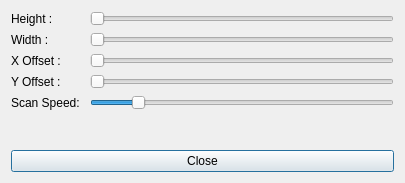
First picture: the form in calibrer.ui, repository johnsudaar/EdgeNightController, before the edit.
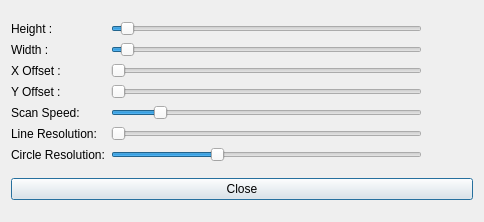
Second picture: the form after the edit.

Commit message: Mise a jour de la fenêtre de calibration - Mise en place du nouveau systeme de calibration - Ajout des labels sur la fenetre de calibration

```diff
--- a/calibrer.ui
+++ b/calibrer.ui
@@ -6,8 +6,8 @@
    <rect>
     <x>0</x>
     <y>0</y>
-    <width>405</width>
-    <height>183</height>
+    <width>484</width>
+    <height>222</height>
    </rect>
   </property>
   <property name="windowTitle">
@@ -15,10 +15,20 @@
   </property>
   <layout class="QVBoxLayout" name="verticalLayout">
    <item>
-    <layout class="QFormLayout" name="fl_main">
-     <property name="fieldGrowthPolicy">
-      <enum>QFormLayout::AllNonFixedFieldsGrow</enum>
-     </property>
+    <layout class="QGridLayout" name="gridLayout">
+     <item row="0" column="1">
+      <widget class="QSlider" name="hs_height">
+       <property name="maximum">
+        <number>65535</number>
+       </property>
+       <property name="value">
+        <number>2000</number>
+       </property>
+       <property name="orientation">
+        <enum>Qt::Horizontal</enum>
+       </property>
+      </widget>
+     </item>
      <item row="0" column="0">
       <widget class="QLabel" name="lbl_height">
        <property name="text">
@@ -26,50 +36,10 @@
        </property>
       </widget>
      </item>
-     <item row="0" column="1">
-      <widget class="QSlider" name="hs_height">
-       <property name="maximum">
-        <number>65535</number>
-       </property>
-       <property name="value">
-        <number>0</number>
-       </property>
-       <property name="orientation">
-        <enum>Qt::Horizontal</enum>
-       </property>
-      </widget>
-     </item>
-     <item row="1" column="0">
-      <widget class="QLabel" name="lbl_width">
-       <property name="text">
-        <string>Width :</string>
-       </property>
-      </widget>
-     </item>
-     <item row="1" column="1">
-      <widget class="QSlider" name="hs_width">
-       <property name="maximum">
-        <number>65535</number>
-       </property>
-       <property name="value">
-        <number>0</number>
-       </property>
-       <property name="orientation">
-        <enum>Qt::Horizontal</enum>
-       </property>
-      </widget>
-     </item>
-     <item row="2" column="0">
-      <widget class="QLabel" name="lbl_X_Offset">
-       <property name="text">
-        <string>X Offset : </string>
-       </property>
-      </widget>
-     </item>
      <item row="2" column="1">
       <widget class="QSlider" name="hs_x_offset">
        <property name="maximum">
-        <number>0</number>
+        <number>65535</number>
        </property>
        <property name="orientation">
         <enum>Qt::Horizontal</enum>
@@ -86,7 +56,7 @@
      <item row="3" column="1">
       <widget class="QSlider" name="hs_y_offset">
        <property name="maximum">
-        <number>0</number>
+        <number>65535</number>
        </property>
        <property name="orientation">
         <enum>Qt::Horizontal</enum>
@@ -100,6 +70,33 @@
        </property>
       </widget>
      </item>
+     <item row="1" column="0">
+      <widget class="QLabel" name="lbl_width">
+       <property name="text">
+        <string>Width :</string>
+       </property>
+      </widget>
+     </item>
+     <item row="1" column="1">
+      <widget class="QSlider" name="hs_width">
+       <property name="maximum">
+        <number>65535</number>
+       </property>
+       <property name="value">
+        <number>2000</number>
+       </property>
+       <property name="orientation">
+        <enum>Qt::Horizontal</enum>
+       </property>
+      </widget>
+     </item>
+     <item row="2" column="0">
+      <widget class="QLabel" name="lbl_X_Offset">
+       <property name="text">
+        <string>X Offset : </string>
+       </property>
+      </widget>
+     </item>
      <item row="4" column="1">
       <widget class="QSlider" name="hs_scan_speed">
        <property name="minimum">
@@ -116,6 +113,110 @@
        </property>
       </widget>
      </item>
+     <item row="1" column="2">
+      <widget class="QLabel" name="lbl_width_value">
+       <property name="text">
+        <string/>
+       </property>
+      </widget>
+     </item>
+     <item row="0" column="2">
+      <widget class="QLabel" name="lbl_height_value">
+       <property name="text">
+        <string/>
+       </property>
+      </widget>
+     </item>
+     <item row="5" column="0">
+      <widget class="QLabel" name="lbl_line_res">
+       <property name="text">
+        <string>Line Resolution:</string>
+       </property>
+      </widget>
+     </item>
+     <item row="2" column="2">
+      <widget class="QLabel" name="lbl_X_Offset_Value">
+       <property name="text">
+        <string/>
+       </property>
+      </widget>
+     </item>
+     <item row="3" column="2">
+      <widget class="QLabel" name="lbl_Y_Offset_Value">
+       <property name="text">
+        <string/>
+       </property>
+      </widget>
+     </item>
+     <item row="4" column="2">
+      <widget class="QLabel" name="lbl_scan_speed_value">
+       <property name="sizePolicy">
+        <sizepolicy hsizetype="Fixed" vsizetype="Preferred">
+         <horstretch>0</horstretch>
+         <verstretch>0</verstretch>
+        </sizepolicy>
+       </property>
+       <property name="minimumSize">
+        <size>
+         <width>45</width>
+         <height>0</height>
+        </size>
+       </property>
+       <property name="text">
+        <string/>
+       </property>
+      </widget>
+     </item>
+     <item row="5" column="2">
+      <widget class="QLabel" name="lbl_line_res_value">
+       <property name="text">
+        <string/>
+       </property>
+      </widget>
+     </item>
+     <item row="5" column="1">
+      <widget class="QSlider" name="hs_line_res">
+       <property name="minimum">
+        <number>750</number>
+       </property>
+       <property name="maximum">
+        <number>30000</number>
+       </property>
+       <property name="orientation">
+        <enum>Qt::Horizontal</enum>
+       </property>
+      </widget>
+     </item>
+     <item row="6" column="0">
+      <widget class="QLabel" name="lbl_circle_res">
+       <property name="text">
+        <string>Circle Resolution:</string>
+       </property>
+      </widget>
+     </item>
+     <item row="6" column="1">
+      <widget class="QSlider" name="hs_circle_res">
+       <property name="minimum">
+        <number>500</number>
+       </property>
+       <property name="maximum">
+        <number>2000</number>
+       </property>
+       <property name="value">
+        <number>1000</number>
+       </property>
+       <property name="orientation">
+        <enum>Qt::Horizontal</enum>
+       </property>
+      </widget>
+     </item>
+     <item row="6" column="2">
+      <widget class="QLabel" name="lbl_circle_res_value">
+       <property name="text">
+        <string/>
+       </property>
+      </widget>
+     </item>
     </layout>
    </item>
    <item>
```
The commit also changes 15 other files.
